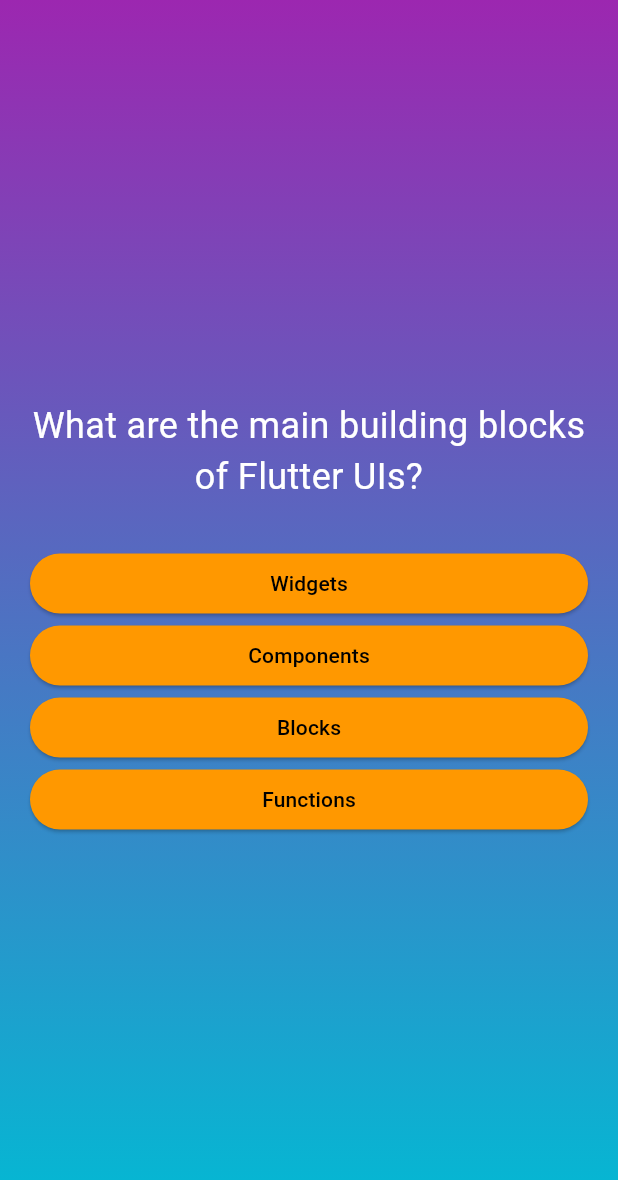
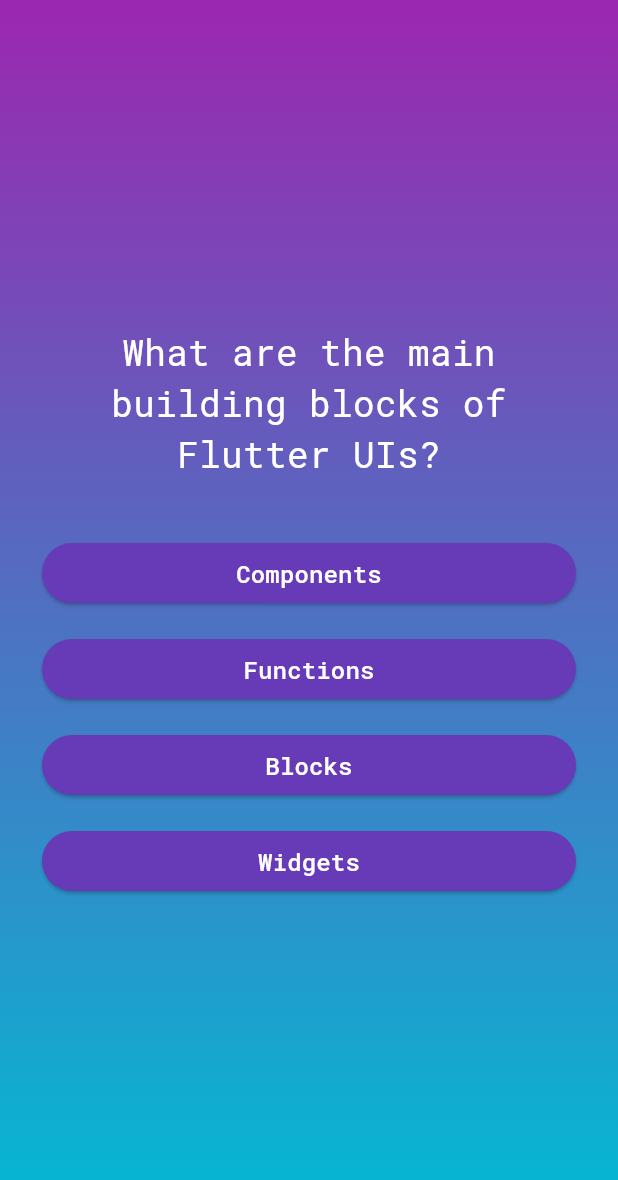
Before and after one commit to Pwikster/QuizAppFlutter, a Flutter app: the screen it shows after launch, after a tap on "Start Quiz", on a phone screen of 412 x 824 dp. Shown: the top 1180 px of the screen. Run offline on Flutter 3.47's test engine with Material 3 defaults, Android fonts, the phone set to English and light mode, and no system bars; our stand-ins replace google_fonts.

Commit message:
Shuffling answers for quiz and styling tweaks. Beginnings of storing user answers

```diff
--- a/lib/models/quiz_question.dart
+++ b/lib/models/quiz_question.dart
@@ -1,6 +1,12 @@
 class QuizQuestion {
-  const QuizQuestion(this.text, this.answer);
+  const QuizQuestion(this.text, this.answers);
 
   final String text;
-  final List<String> answer;
+  final List<String> answers;
+
+  List<String> getShuffledAnswers() {
+    final shuffledLists = List.of(answers);
+    shuffledLists.shuffle();
+    return shuffledLists;
+  }
 }
--- a/lib/question_screen.dart
+++ b/lib/question_screen.dart
@@ -14,11 +14,18 @@ class QuestionScreen extends StatefulWidget {
 }
 
 class _QuestionScreen extends State<QuestionScreen> {
-//methods
+  //methods
+  var currentQuestionIndex = 0;
+
+  void answerQuestion() {
+    setState(() {
+      currentQuestionIndex++;
+    });
+  }
 
   @override
   Widget build(context) {
-    final currentQuestion = questions[0];
+    final currentQuestion = questions[currentQuestionIndex];
 
     return StartScreen(
       colors: const [Colors.purple, Colors.cyan],
@@ -30,11 +37,15 @@ class _QuestionScreen extends State<QuestionScreen> {
           children: [
             StyledText(currentQuestion.text),
             const SizedBox(height: 30),
-            ...currentQuestion.answer.map( //iterates answers of question[i]
+            ...currentQuestion.getShuffledAnswers().map(
+              //iterates answers of question[i]
               (answer) {
-                return StyledButton(
-                  buttonAction: () {},
-                  text: answer,
+                return Container(
+                  margin: const EdgeInsets.all(8),
+                  child: StyledButton(
+                    buttonAction: answerQuestion,
+                    text: answer,
+                  ),
                 );
               },
             )
--- a/lib/quiz.dart
+++ b/lib/quiz.dart
@@ -13,23 +13,23 @@ class Quiz extends StatefulWidget {
 }
 
 class _QuizState extends State<Quiz> {
+  final List<String> selectedAnswers = [];
 
   Widget? activeScreen;
 //methods
-@override
-  void initState() {
-    activeScreen = StartScreen(
-    colors: const [Colors.purple, Colors.cyan],
-    content: ButtonWithImage(changeScreen),
-  );
-    super.initState();
-  }
-
-
   void changeScreen() {
     setState(() {
       activeScreen = const QuestionScreen();
     });
+  }
+
+  @override
+  void initState() {
+    activeScreen = StartScreen(
+      colors: const [Colors.purple, Colors.cyan],
+      content: ButtonWithImage(changeScreen),
+    );
+    super.initState();
   }
 
   @override
--- a/lib/styled_button.dart
+++ b/lib/styled_button.dart
@@ -1,4 +1,5 @@
 import 'package:flutter/material.dart';
+import 'package:google_fonts/google_fonts.dart';
 
 class StyledButton extends StatelessWidget {
   const StyledButton({
@@ -14,15 +15,17 @@ class StyledButton extends StatelessWidget {
   Widget build(BuildContext context) {
     return ElevatedButton(
       style: ElevatedButton.styleFrom(
-        backgroundColor: Colors.orange,
-        foregroundColor: Colors.black,
-        padding: const EdgeInsets.symmetric(
-          vertical: 10,
-          horizontal: 40,
+        backgroundColor: Colors.deepPurple,
+      ),
+      onPressed: buttonAction,
+      child: Text(
+        textAlign: TextAlign.center,
+        text,
+        style: GoogleFonts.robotoMono(
+          color: Colors.white,
+          fontSize: 16,
         ),
       ),
-      onPressed: buttonAction,
-      child: Text(text),
     );
   }
 }
--- a/lib/styled_text.dart
+++ b/lib/styled_text.dart
@@ -1,4 +1,5 @@
 import 'package:flutter/material.dart';
+import 'package:google_fonts/google_fonts.dart';
 
 class StyledText extends StatelessWidget {
   const StyledText(this.text, {super.key});
@@ -10,7 +11,7 @@ class StyledText extends StatelessWidget {
     return Text(
       text,
       textAlign: TextAlign.center,
-      style: const TextStyle(
+      style: GoogleFonts.robotoMono(
         color: Colors.white,
         fontSize: 24,
       ),
--- a/pubspec.yaml
+++ b/pubspec.yaml
@@ -1,5 +1,5 @@
 name: quizapp
-description: "A new Flutter project."
+description: "A Quiz App!"
 # The following line prevents the package from being accidentally published to
 # pub.dev using `flutter pub publish`. This is preferred for private packages.
 publish_to: 'none' # Remove this line if you wish to publish to pub.dev
@@ -35,6 +35,7 @@ dependencies:
   # The following adds the Cupertino Icons font to your application.
   # Use with the CupertinoIcons class for iOS style icons.
   cupertino_icons: ^1.0.8
+  google_fonts: ^6.2.1
 
 dev_dependencies:
   flutter_test:
```
Also changed, not shown: pubspec.lock, 1 other file.
